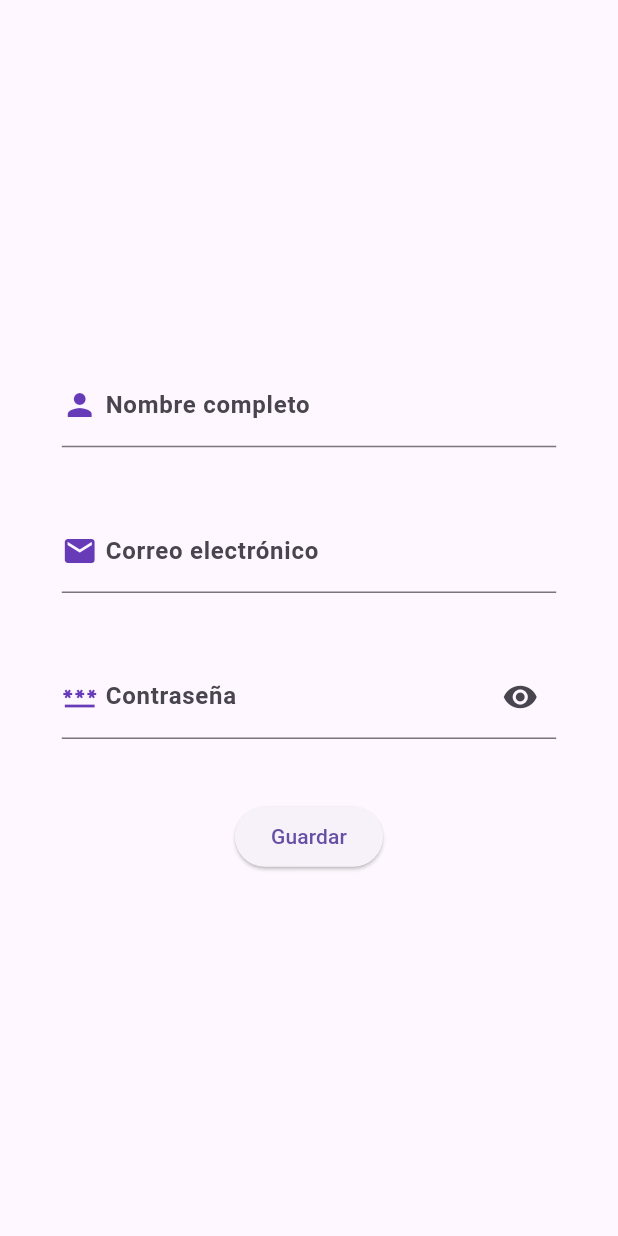
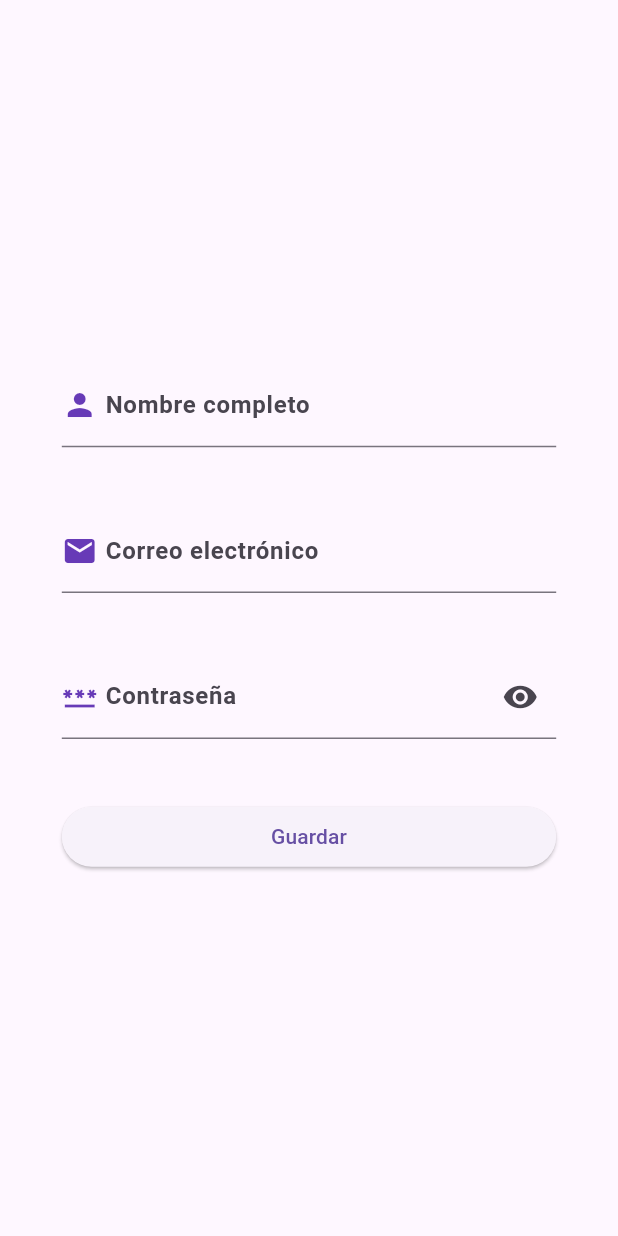
Before and after one commit to edd86/personal_expenses, a Flutter app: the NewUserForm screen opened by its route, on a phone screen of 412 x 824 dp. Run offline on Flutter 3.47's test engine with Material 3 defaults, Android fonts, the phone set to English and light mode, and no system bars; our stand-ins replace sqflite; accounts and stored records are empty.

Commit message:
Refactor app routes and update database schema for new user form functionality

```diff
--- a/lib/core/constants/app_routes.dart
+++ b/lib/core/constants/app_routes.dart
@@ -1,16 +1,16 @@
 import 'package:flutter/material.dart';
-import 'package:personal_expenses/feature/home/presentation/home_page.dart';
+import 'package:personal_expenses/feature/home/presentation/widgets/nav_bar_widget.dart';
 import 'package:personal_expenses/feature/login/presentation/pages/login_page.dart';
 import 'package:personal_expenses/feature/user_account/presentation/pages/new_user_form.dart';
 
 class AppRoutes {
   static String login = '/login';
   static String newUser = '/newUser';
-  static String homePage = '/home';
+  static String navBar = '/navBar';
 
   static final Map<String, WidgetBuilder> routes = {
     login: (context) => LoginPage(),
     newUser: (context) => NewUserForm(),
-    homePage: (context) => HomePage(),
+    navBar: (context) => NavBarWidget()
   };
 }
--- a/lib/data/local/database_schema.dart
+++ b/lib/data/local/database_schema.dart
@@ -14,6 +14,8 @@ const List<String> schemas = [
     accountType TEXT NOT NULL CHECK(accountType IN ('checking','saving','credit_card','cash','investment')),
     balance REAL DEFAULT 0.0,
     currency TEXT DEFAULT "BOB",
+    icon TEXT NOT NULL,
+    color TEXT NOT NULL,
     isActive BOOLEAN DEFAULT 1,
     createdAt TEXT NOT NULL,
     updatedAt TEXT NOT NULL,
@@ -24,7 +26,7 @@ const List<String> schemas = [
     id INTEGER PRIMARY KEY AUTOINCREMENT,
     name TEXT NOT NULL,
     categoryType TEXT NOT NULL CHECK(categoryType IN ('expense','income')),
-    color TEXT DEFAULT '#007AFF',
+    color TEXT DEFAULT '#FF007AFF',
     icon TEXT DEFAULT 'other',
     isActive BOOLEAN DEFAULT 1,
     createdAt TEXT NOT NULL,
--- a/lib/feature/user_account/presentation/pages/new_user_form.dart
+++ b/lib/feature/user_account/presentation/pages/new_user_form.dart
@@ -86,7 +86,9 @@ class _NewUserFormState extends State<NewUserForm> {
                 },
               ),
               spacer,
-              ElevatedButton(
+              SizedBox(
+                width: double.infinity,
+                child: ElevatedButton(
                   onPressed: () async {
                     if (_formkey.currentState!.validate()) {
                       final newUser = NewUser(
@@ -108,6 +110,7 @@ class _NewUserFormState extends State<NewUserForm> {
                   },
                   child: Text('Guardar'),
                 ),
+              ),
             ],
           ),
         ),
```
Also changed, not shown: pubspec.lock. Lines whose indentation alone changed are shown as unchanged.
